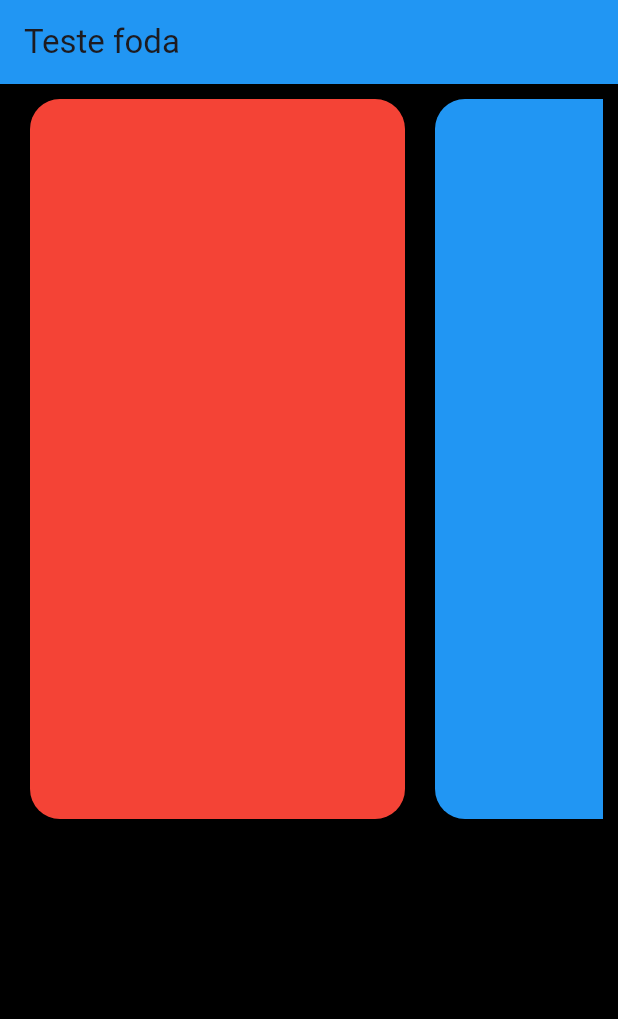
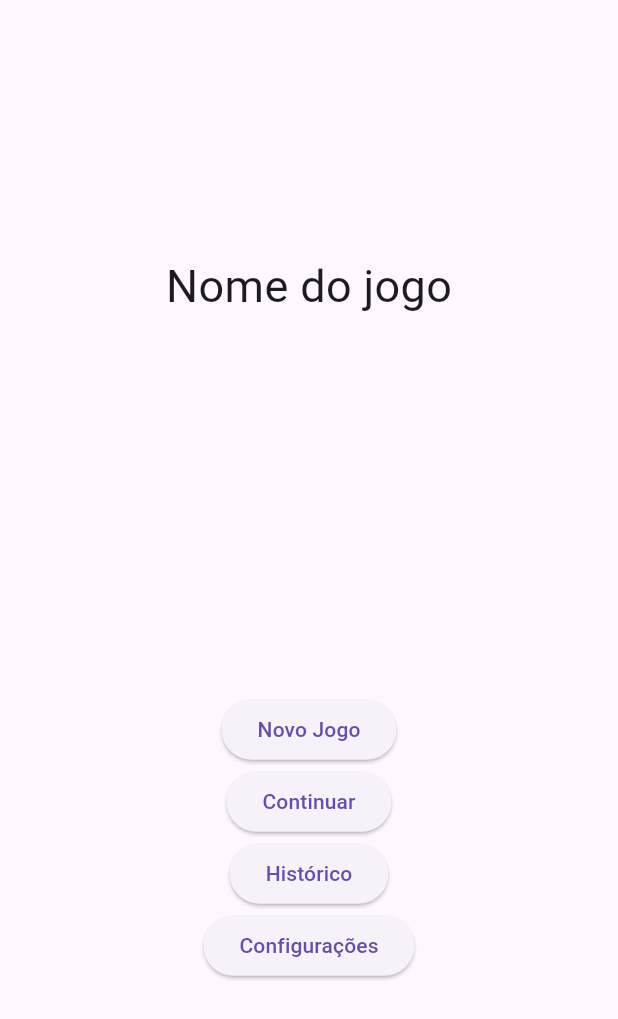
Before and after one commit to Caio-August0/PI3, a Flutter app: the screen it shows after launch, on a phone screen of 412 x 824 dp. Shown: the top 1019 px of the screen. Run offline on Flutter 3.47's test engine with Material 3 defaults, Android fonts, the phone set to English and light mode, and no system bars; our stand-ins replace carousel_slider, dio.

Commit message:
Protótipo versão 0.fds

```diff
--- a/lib/main.dart
+++ b/lib/main.dart
@@ -1,228 +1,10 @@
+// ignore_for_file: prefer_const_constructors
+
 import 'package:flutter/material.dart';
-import 'suspects.dart';
-import 'request_manager.dart';
+import 'package:projeto_teste/menu/menu.dart';
 
 void main() {
-  runApp(const MyApp());
+  runApp(MaterialApp(
+    home: Menu(),
+  ));
 }
-
-// Root do app
-class MyApp extends StatelessWidget {
-  const MyApp({super.key});
-
-  @override
-  Widget build(BuildContext context) {
-    return const MaterialApp(
-      home: Scaffold(
-        body: SelectScreen(), // Use SelectScreen directly
-      ),
-    );
-  }
-}
-
-// Configuração da tela onde acontecerão os dialogos com os suspeitos
-// @params
-// name: nome do suspeito
-// color: cor da appBar
-// text: texto a ser exibido na pagina(historico de mensagens com o suspeito)
-class DialogScreen extends StatefulWidget {
-  final String name;
-  final Color color;
-  final String text;
-
-  const DialogScreen({
-    super.key,
-    required this.name,
-    required this.color,
-    required this.text,
-  });
-
-  @override
-  State<DialogScreen> createState() => _DialogScreenState();
-}
-
-class _DialogScreenState extends State<DialogScreen> {
-  final _textController = TextEditingController();
-  String userInput = "";
-
-  @override
-  Widget build(BuildContext context) {
-    return Scaffold(
-      appBar: AppBar(
-        backgroundColor: widget.color,
-        title: Text(widget.name),
-      ),
-      body: Column(
-        crossAxisAlignment: CrossAxisAlignment.start,
-        children: [
-          Padding(
-            padding: const EdgeInsets.symmetric(horizontal: 8, vertical: 16),
-            child: Text(suspeito1.text),
-          ),
-          Padding(
-            padding: const EdgeInsets.symmetric(horizontal: 8, vertical: 16),
-            child: TextField(
-              controller: _textController,
-              autocorrect: true,
-              autofocus: true,
-              decoration: const InputDecoration(
-                hintText: "Digite sua pergunta",
-              ),
-              onSubmitted: (text) async {
-                suspeito1.text = await mensageSend(suspeito1);
-                setState(() {
-                  // suspeito1.text =
-                  //     suspeito1.text + '\n' + suspeito1.name + ': ' + text;
-                });
-              },
-            ),
-          ),
-        ],
-      ),
-    );
-  }
-}
-
-// Configuração do windget de seleção de suspeitos
-// @params
-// name: nome do suspeito
-// color: cor do windget total
-// suspecttext: texto do suspeito selecionado
-class SuspectFrame extends StatelessWidget {
-  final Color color;
-  final String name;
-  final String suspecttext;
-
-  const SuspectFrame({
-    super.key,
-    required this.color,
-    required this.name,
-    required this.suspecttext,
-  });
-
-  @override
-  Widget build(BuildContext context) {
-    return Container(
-      width: 250.0,
-      decoration: BoxDecoration(
-        color: color,
-        borderRadius: BorderRadius.circular(20.0),
-      ),
-      child: ElevatedButton(
-        style: ElevatedButton.styleFrom(
-          shadowColor: Colors.transparent,
-          backgroundColor: Colors.transparent,
-          tapTargetSize: MaterialTapTargetSize.shrinkWrap,
-          minimumSize: Size.zero,
-          padding: EdgeInsets.zero,
-          surfaceTintColor: Colors.transparent,
-        ),
-        onPressed: () {
-          Navigator.of(context, rootNavigator: true).push(
-            MaterialPageRoute(
-              builder: (_) => DialogScreen(
-                name: name, // Ensure `name` is provided
-                color: color, // Ensure `color` is provided
-                text: suspecttext, // Provide default text
-              ),
-            ),
-          );
-        },
-        child: null,
-      ),
-    );
-  }
-}
-
-// Configuração da tela de seleção de suspeitos
-class SelectScreen extends StatelessWidget {
-  const SelectScreen({super.key});
-
-  @override
-  Widget build(BuildContext context) {
-    return Scaffold(
-      appBar: AppBar(
-        backgroundColor: Colors.blue,
-        title: const Text('Teste foda'),
-      ),
-      body: SizedBox(
-        height: 500.0,
-        child: Padding(
-          padding: const EdgeInsets.all(10.0),
-          child: HorizontalCircularListCarousel(
-            children: [
-              SuspectFrame(
-                color: Colors.red,
-                name: suspeito1.name,
-                suspecttext: suspeito1.text,
-              ),
-              SuspectFrame(
-                color: Colors.blue,
-                name: suspeito2.name,
-                suspecttext: suspeito2.text,
-              ),
-              SuspectFrame(
-                color: Colors.green,
-                name: suspeito3.name,
-                suspecttext: suspeito3.text,
-              ),
-              SuspectFrame(
-                color: Colors.yellow,
-                name: suspeito4.name,
-                suspecttext: suspeito4.text,
-              ),
-              // continuar com os outros suspeitos
-            ],
-          ),
-        ),
-      ),
-      backgroundColor: Colors.black,
-    );
-  }
-}
-
-// Confirguração do carrosel da lista "infinita" de seleção de suspeitos
-class HorizontalCircularListCarousel extends StatefulWidget {
-  final List<Widget> children;
-
-  const HorizontalCircularListCarousel({
-    super.key,
-    required this.children,
-  });
-
-  @override
-  State<HorizontalCircularListCarousel> createState() =>
-      _HorizontalCircularListCarouselState();
-}
-
-class _HorizontalCircularListCarouselState
-    extends State<HorizontalCircularListCarousel> {
-  late ScrollController _scrollController;
-
-  @override
-  void initState() {
-    super.initState();
-    _scrollController = ScrollController();
-  }
-
-  @override
-  void dispose() {
-    _scrollController.dispose();
-    super.dispose();
-  }
-
-  @override
-  Widget build(BuildContext context) {
-    return ListView.builder(
-      scrollDirection: Axis.horizontal,
-      controller: _scrollController,
-      itemBuilder: (context, index) {
-        int actualIndex = index % widget.children.length;
-        return Padding(
-          padding: const EdgeInsets.fromLTRB(10, 0, 10, 0),
-          child: widget.children[actualIndex],
-        );
-      },
-    );
-  }
-}
--- /dev/null
+++ b/lib/menu/menu.dart
@@ -0,0 +1,94 @@
+// ignore_for_file: use_key_in_widget_constructors, prefer_const_constructors
+
+import 'package:flutter/material.dart';
+import 'package:projeto_teste/seleção/selecao.dart';
+import 'package:projeto_teste/descrição/descricao.dart';
+
+class Menu extends StatelessWidget {
+  const Menu({Key? key}) : super(key: key);
+
+  @override
+  Widget build(BuildContext context) {
+    return Scaffold(
+      body: Center(
+        child: Column(
+          mainAxisAlignment: MainAxisAlignment.center,
+          children: <Widget>[
+            const Padding(
+              padding: EdgeInsets.only(bottom: 250.0),
+              child: Text(
+                "Nome do jogo",
+                style: TextStyle(fontSize: 30),
+              ),
+            ),
+            ElevatedButton(
+              onPressed: () {
+                Navigator.push(
+                  context,
+                  MaterialPageRoute(builder: (context) => Descricao()),
+                );
+              },
+              child: const Text('Novo Jogo'),
+            ),
+            ElevatedButton(
+              onPressed: () {
+                Navigator.push(
+                  context,
+                  MaterialPageRoute(builder: (context) => const Selecao()),
+                );
+              },
+              child: const Text('Continuar'),
+            ),
+            ElevatedButton(
+              onPressed: () {
+                Navigator.push(
+                  context,
+                  MaterialPageRoute(builder: (context) => Historico()),
+                );
+              },
+              child: const Text('Histórico'),
+            ),
+            ElevatedButton(
+              onPressed: () {
+                Navigator.push(
+                  context,
+                  MaterialPageRoute(builder: (context) => Confg()),
+                );
+              },
+              child: const Text('Configurações'),
+            ),
+          ],
+        ),
+      ),
+    );
+  }
+}
+
+// Implementar histórico
+class Historico extends StatelessWidget {
+  @override
+  Widget build(BuildContext context) {
+    return Scaffold(
+      appBar: AppBar(
+        title: Text('Histórico'),
+      ),
+      body: Center(
+        child: Text('Implementar Histórico'),
+      ),
+    );
+  }
+}
+
+class Confg extends StatelessWidget {
+  @override
+  Widget build(BuildContext context) {
+    return Scaffold(
+      appBar: AppBar(
+        title: Text('Configurações'),
+      ),
+      body: Center(
+        child: Text('Implementar Configurações'),
+      ),
+    );
+  }
+}
--- a/lib/suspects.dart
+++ /dev/null
@@ -1,21 +0,0 @@
-import 'data_manager.dart';
-
-var suspeito1 = DadosSuspect(
-  name: "suspeito 1",
-  text: "",
-);
-
-var suspeito2 = DadosSuspect(
-  name: "suspeito 2",
-  text: "oioioioioiooi",
-);
-
-var suspeito3 = DadosSuspect(
-  name: "suspeito 3",
-  text: "oioioioioiooi",
-);
-
-var suspeito4 = DadosSuspect(
-  name: "suspeito 4",
-  text: "oioioioioiooi",
-);
--- a/lib/data_manager.dart
+++ b/lib/suspeitos-data/data_manager.dart
@@ -1,9 +1,11 @@
 class DadosSuspect {
   late String text;
   late String name;
+  late String img;
 
   DadosSuspect({
     this.text = '',
     this.name = '',
+    this.img = '',
   });
 }
```
Also changed, not shown: lib/data/request_manager.dart (added, +27 -0 lines), lib/descrição/descricao.dart (added, +26 -0 lines), lib/request_manager.dart (deleted, +0 -30 lines), lib/seleção/selecao.dart (added, +67 -0 lines), lib/suspeito/suspeito.dart (added, +69 -0 lines), lib/suspeitos-data/suspects.dart (added, +15 -0 lines), pubspec.yaml (+9 -3 lines), images/1.png (added), images/2.png (added), images/3.png (added), images/4.png (added), pubspec.lock.
